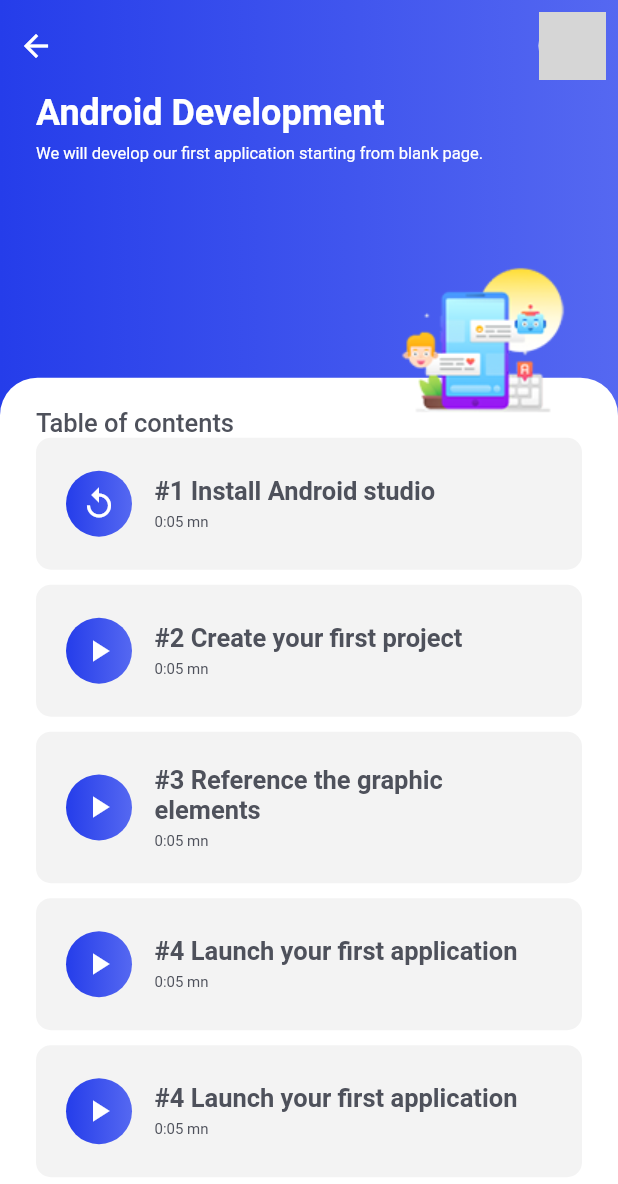
After one commit to mikayilsrt/coursesUiApp, a Flutter app: the screen it shows after launch, after a tap on "Mobile development", on a phone screen of 412 x 824 dp. The commit adds this screen. Shown: the top 1184 px of the screen. Run offline on Flutter 3.47's test engine with Material 2 defaults, Android fonts, the phone set to English and light mode, and no system bars; network calls fail; grey boxes are pictures that could not be loaded.

Commit message:
feat: add new screen and routing

```diff
--- a/lib/components/CoursesCard/CoursesCard.dart
+++ b/lib/components/CoursesCard/CoursesCard.dart
@@ -16,7 +16,9 @@
 class _CoursesCard extends State<CoursesCard> {
   @override
   Widget build(BuildContext context) {
-    return Container(
+    return GestureDetector(
+      onTap: () { Navigator.pushNamed(context, '/courseDetail'); },
+      child: Container(
         margin: EdgeInsets.only(left: 24.0, right: 15.0, top: 30.0),
         child: Stack(
           overflow: Overflow.visible,
@@ -50,6 +52,7 @@
             )
           ],
         ),
+      ),
     );
   }
 }
--- /dev/null
+++ b/lib/components/SingleCourseItem/SingleCourseItem.dart
@@ -0,0 +1,52 @@
+import 'package:flutter/material.dart';
+
+class SingleCourseItem extends StatefulWidget {
+
+  String title;
+  String times;
+  bool watched;
+
+  SingleCourseItem({this.title, this.times, this.watched});
+
+  @override
+  State<StatefulWidget> createState() => new _SingleCourseItem();
+}
+
+class _SingleCourseItem extends State<SingleCourseItem> {
+  @override
+  Widget build(BuildContext context) {
+    return Container(
+      padding: EdgeInsets.symmetric(horizontal: 20.0, vertical: 22.0),
+      margin: EdgeInsets.only(bottom: 10.0),
+      decoration: BoxDecoration(
+        color: Color(0xFFF3F3F3),
+        borderRadius: BorderRadius.all(Radius.circular(10.0))
+      ),
+      child: Row(
+        children: [
+          Container(
+            padding: EdgeInsets.all(10.0),
+            decoration: BoxDecoration(
+              borderRadius: BorderRadius.all(Radius.circular(50.0)),
+              gradient: LinearGradient(colors: [Color(0xFF253DEA), Color(0xFF5568F1)])
+            ),
+            child: Icon(widget.watched ? Icons.replay : Icons.play_arrow, color: Colors.white,)
+          ),
+          Expanded(
+            child: Container(
+              margin: EdgeInsets.only(left: 15.0),
+              child: Column(
+                crossAxisAlignment: CrossAxisAlignment.start,
+                children: [
+                  Text(widget.title, style: TextStyle(color: Theme.of(context).accentColor, fontSize: 17.0, fontWeight: FontWeight.bold)),
+                  SizedBox(height: 5.0,),
+                  Text("${widget.times} mn", style: TextStyle(color: Theme.of(context).accentColor, fontSize: 10.0),),
+                ]
+              ),
+            ),
+          )
+        ]
+      )
+    );
+  }
+}
--- a/lib/main.dart
+++ b/lib/main.dart
@@ -1,5 +1,6 @@
 import 'package:flutter/material.dart';
 import 'package:coursesUiApp/screens/HomeSreen/HomeSreen.dart';
+import 'package:coursesUiApp/screens/CourseDetailScreen/CourseDetailScreen.dart';
 
 void main() => runApp(CoursesApp());
 
@@ -7,12 +8,16 @@
   @override
   Widget build(BuildContext context) {
     return MaterialApp(
+      initialRoute: '/',
+      routes: {
+        '/': (context) => HomeScreen(),
+        '/courseDetail': (context) => CourseDetailScreen()
+      },
       theme: ThemeData(
         primaryColor: Colors.white,
         accentColor: Color(0xFF4E515B),
       ),
       debugShowCheckedModeBanner: false,
-      home: HomeScreen(),
     );
   }
 }
--- /dev/null
+++ b/lib/screens/CourseDetailScreen/CourseDetailScreen.dart
@@ -0,0 +1,113 @@
+import 'package:coursesUiApp/components/SingleCourseItem/SingleCourseItem.dart';
+import 'package:flutter/material.dart';
+
+class CourseDetailScreen extends StatefulWidget {
+  @override
+  State<StatefulWidget> createState() => new _CourseDetailScreen();
+}
+
+class _CourseDetailScreen extends State<CourseDetailScreen> {
+  @override
+  Widget build(BuildContext context) {
+    return Scaffold(
+      body: Container(
+        decoration: BoxDecoration(
+          gradient: LinearGradient(colors: [Color(0xFF253DEA), Color(0xFF5568F1)])
+        ),
+        child: Column(
+          crossAxisAlignment: CrossAxisAlignment.start,
+          children: [
+            appBar(context),
+            Expanded(
+              flex: 1,
+              child: Container(
+                margin: EdgeInsets.symmetric(horizontal: 24.0),
+                child: Column(
+                  crossAxisAlignment: CrossAxisAlignment.start,
+                  children: [
+                    Text("Android Development", style: TextStyle(color: Colors.white, fontSize: 24.0, fontWeight: FontWeight.bold),),
+                    SizedBox(height: 7,),
+                    Text("We will develop our first application starting from blank page.", style: TextStyle(color: Colors.white, fontSize: 11.0, fontWeight: FontWeight.normal),),
+                  ],
+                )
+              ),
+            ),
+            Expanded(
+              flex: 3,
+              child: Container(
+                width: double.infinity,
+                decoration: BoxDecoration(
+                  color: Colors.white,
+                  borderRadius: BorderRadius.only(topLeft: Radius.circular(25.0), topRight: Radius.circular(25.0))
+                ),
+                child: Stack(
+                  overflow: Overflow.visible,
+                  children: [
+                    Container(
+                      padding: EdgeInsets.symmetric(horizontal: 24.0),
+                      width: double.infinity,
+                      child: Column(
+                        crossAxisAlignment: CrossAxisAlignment.start,
+                        children: [
+                          SizedBox(height: 20.0,),
+                          Text("Table of contents", style: TextStyle(color: Theme.of(context).accentColor, fontSize: 17.0, fontWeight: FontWeight.w500)),
+                          Expanded(
+                            flex: 1,
+                            child: ListView(
+                              scrollDirection: Axis.vertical,
+                              children: [
+                                SingleCourseItem(title: "#1 Install Android studio", times: "0:05", watched: true),
+                                SingleCourseItem(title: "#2 Create your first project", times: "0:05", watched: false),
+                                SingleCourseItem(title: "#3 Reference the graphic elements", times: "0:05", watched: false),
+                                SingleCourseItem(title: "#4 Launch your first application", times: "0:05", watched: false),
+                                SingleCourseItem(title: "#4 Launch your first application", times: "0:05", watched: false),
+                              ]
+                            ),
+                          ),
+                        ],
+                      ),
+                    ),
+                    Positioned(
+                      top: -85.0,
+                      right: 30.0,
+                      child: Image(image: AssetImage("assets/images/cover-image-1.png")),
+                    ),
+                  ]
+                )
+              ),
+            )
+          ],
+        )
+      ),
+    );
+  }
+
+  Widget appBar(BuildContext context) {
+    return Container(
+      padding: EdgeInsets.only(top: MediaQuery.of(context).padding.top),
+      child: Row(
+        mainAxisAlignment: MainAxisAlignment.spaceBetween,
+        children: <Widget>[
+          IconButton(icon: Icon(Icons.arrow_back, color: Colors.white,), onPressed: () => { Navigator.pop(context) }),
+          circleAvatar("https://images.unsplash.com/photo-1455274111113-575d080ce8cd?ixlib=rb-1.2.1&ixid=eyJhcHBfaWQiOjEyMDd9&auto=format&fit=crop&w=634&q=80")
+        ]
+      ),
+    );
+  }
+
+  Widget circleAvatar(String uri) {
+    return Padding(
+      padding: EdgeInsets.all(8.0),
+      child: Container(
+        width: 45.0,
+        height: 45.0,
+        decoration: BoxDecoration(
+          color: Colors.white,
+          borderRadius: BorderRadius.circular(50.0),
+          border: Border.all(color: Colors.white, width: 1.5),
+          image: DecorationImage(image: NetworkImage(uri), fit: BoxFit.cover)
+        ),
+      ),
+    );
+  }
+}
```
Lines whose indentation alone changed are shown as unchanged.
